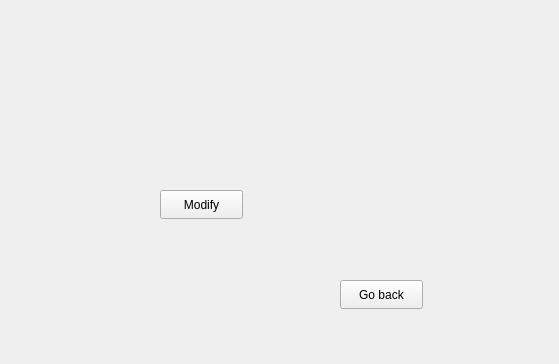
This is FilmManager/episodeviewwidget.ui in Zachaly/Jipp_Projekt_ZS_NS as Qt 5 draws it before an edit. The edited form follows.
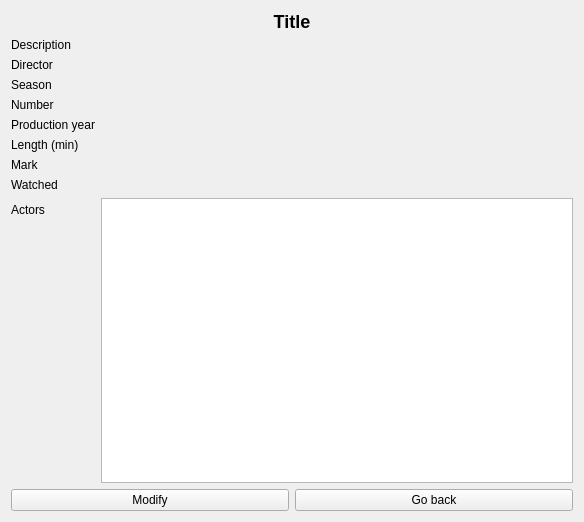
This is the edited form.

Commit message: add episode view

Diff of the .ui file:
```diff
--- a/FilmManager/episodeviewwidget.ui
+++ b/FilmManager/episodeviewwidget.ui
@@ -6,39 +6,165 @@
    <rect>
     <x>0</x>
     <y>0</y>
-    <width>559</width>
-    <height>364</height>
+    <width>584</width>
+    <height>522</height>
    </rect>
   </property>
   <property name="windowTitle">
    <string>Form</string>
   </property>
-  <widget class="QPushButton" name="modifyEpisodeButton">
-   <property name="geometry">
-    <rect>
-     <x>160</x>
-     <y>190</y>
-     <width>83</width>
-     <height>29</height>
-    </rect>
-   </property>
-   <property name="text">
-    <string>Modify</string>
-   </property>
-  </widget>
-  <widget class="QPushButton" name="goBackButton">
-   <property name="geometry">
-    <rect>
-     <x>340</x>
-     <y>280</y>
-     <width>83</width>
-     <height>29</height>
-    </rect>
-   </property>
-   <property name="text">
-    <string>Go back</string>
-   </property>
-  </widget>
+  <layout class="QVBoxLayout" name="verticalLayout">
+   <item>
+    <widget class="QLabel" name="titleLabel">
+     <property name="styleSheet">
+      <string notr="true">font-weight: bold; font-size: 18px</string>
+     </property>
+     <property name="text">
+      <string>Title</string>
+     </property>
+     <property name="alignment">
+      <set>Qt::AlignmentFlag::AlignCenter</set>
+     </property>
+    </widget>
+   </item>
+   <item>
+    <widget class="QLabel" name="descriptionLabel">
+     <property name="text">
+      <string>Description</string>
+     </property>
+    </widget>
+   </item>
+   <item>
+    <layout class="QFormLayout" name="formLayout">
+     <item row="0" column="0">
+      <widget class="QLabel" name="directorLabel">
+       <property name="text">
+        <string>Director</string>
+       </property>
+      </widget>
+     </item>
+     <item row="1" column="0">
+      <widget class="QLabel" name="seasonLabel">
+       <property name="text">
+        <string>Season</string>
+       </property>
+      </widget>
+     </item>
+     <item row="2" column="0">
+      <widget class="QLabel" name="numberLabel">
+       <property name="text">
+        <string>Number</string>
+       </property>
+      </widget>
+     </item>
+     <item row="3" column="0">
+      <widget class="QLabel" name="productionYearLabel">
+       <property name="text">
+        <string>Production year</string>
+       </property>
+      </widget>
+     </item>
+     <item row="4" column="0">
+      <widget class="QLabel" name="lengthLabel">
+       <property name="text">
+        <string>Length (min)</string>
+       </property>
+      </widget>
+     </item>
+     <item row="5" column="0">
+      <widget class="QLabel" name="markLabel">
+       <property name="text">
+        <string>Mark</string>
+       </property>
+      </widget>
+     </item>
+     <item row="6" column="0">
+      <widget class="QLabel" name="watchedLabel">
+       <property name="text">
+        <string>Watched</string>
+       </property>
+      </widget>
+     </item>
+     <item row="7" column="0">
+      <widget class="QLabel" name="actorLabel">
+       <property name="text">
+        <string>Actors</string>
+       </property>
+      </widget>
+     </item>
+     <item row="0" column="1">
+      <widget class="QLabel" name="directorValueLabel">
+       <property name="text">
+        <string/>
+       </property>
+      </widget>
+     </item>
+     <item row="1" column="1">
+      <widget class="QLabel" name="seasonValueLabel">
+       <property name="text">
+        <string/>
+       </property>
+      </widget>
+     </item>
+     <item row="2" column="1">
+      <widget class="QLabel" name="numberValueLabel">
+       <property name="text">
+        <string/>
+       </property>
+      </widget>
+     </item>
+     <item row="3" column="1">
+      <widget class="QLabel" name="productionYearValueLabel">
+       <property name="text">
+        <string/>
+       </property>
+      </widget>
+     </item>
+     <item row="4" column="1">
+      <widget class="QLabel" name="lengthValueLabel">
+       <property name="text">
+        <string/>
+       </property>
+      </widget>
+     </item>
+     <item row="5" column="1">
+      <widget class="QLabel" name="markValueLabel">
+       <property name="text">
+        <string/>
+       </property>
+      </widget>
+     </item>
+     <item row="6" column="1">
+      <widget class="QLabel" name="watchedValueLabel">
+       <property name="text">
+        <string/>
+       </property>
+      </widget>
+     </item>
+     <item row="7" column="1">
+      <widget class="QListWidget" name="actorList"/>
+     </item>
+    </layout>
+   </item>
+   <item>
+    <layout class="QHBoxLayout" name="horizontalLayout">
+     <item>
+      <widget class="QPushButton" name="modifyEpisodeButton">
+       <property name="text">
+        <string>Modify</string>
+       </property>
+      </widget>
+     </item>
+     <item>
+      <widget class="QPushButton" name="goBackButton">
+       <property name="text">
+        <string>Go back</string>
+       </property>
+      </widget>
+     </item>
+    </layout>
+   </item>
+  </layout>
  </widget>
  <resources/>
  <connections/>
```
The commit also changes 4 other files.
